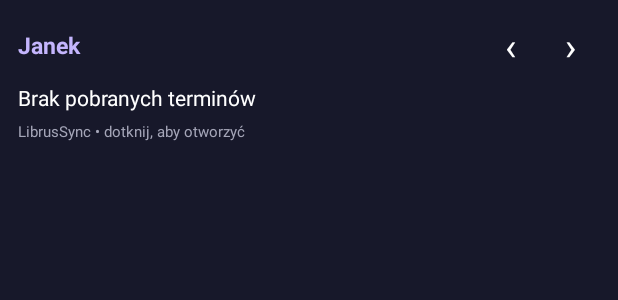
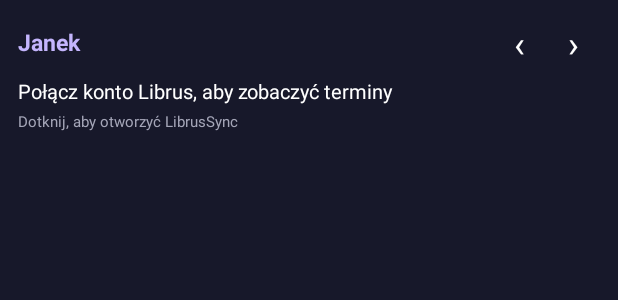
Before and after one commit to janczesko12/LibrusSync, an Android app built with Jetpack Compose: the layout widget_upcoming.xml on its own in the app's theme, with its tools: preview values and no code run, on a phone screen of 412 x 824 dp. Shown: the top 300 px of the screen. Run offline under Robolectric (Android 15) with nearby library versions, the phone set to English and light mode, and no system bars.

Commit message:
feat(android): ship full 1.0.0 app and widget

```diff
--- a/android/app/src/main/res/layout/widget_upcoming.xml
+++ b/android/app/src/main/res/layout/widget_upcoming.xml
@@ -4,14 +4,14 @@
  android:orientation="vertical" android:padding="12dp" android:background="#17182A">
  <LinearLayout android:layout_width="match_parent" android:layout_height="wrap_content" android:gravity="center_vertical" android:orientation="horizontal">
   <TextView android:id="@+id/widget_student" android:layout_width="0dp" android:layout_height="wrap_content" android:layout_weight="1" android:text="Janek" android:textColor="#C4B5FD" android:textStyle="bold" android:textSize="15sp"/>
-  <TextView android:id="@+id/widget_previous" android:layout_width="40dp" android:layout_height="36dp" android:gravity="center" android:text="‹" android:textColor="#FFFFFF" android:textSize="25sp" android:contentDescription="Poprzedni uczeń"/>
-  <TextView android:id="@+id/widget_next" android:layout_width="40dp" android:layout_height="36dp" android:gravity="center" android:text="›" android:textColor="#FFFFFF" android:textSize="25sp" android:contentDescription="Następny uczeń"/>
+  <TextView android:id="@+id/widget_previous" android:layout_width="36dp" android:layout_height="32dp" android:gravity="center" android:text="‹" android:textColor="#FFFFFF" android:textSize="24sp"/>
+  <TextView android:id="@+id/widget_next" android:layout_width="36dp" android:layout_height="32dp" android:gravity="center" android:text="›" android:textColor="#FFFFFF" android:textSize="24sp"/>
  </LinearLayout>
- <TextView android:id="@+id/widget_empty" android:layout_width="match_parent" android:layout_height="wrap_content" android:layout_marginTop="7dp" android:text="Brak pobranych terminów" android:textColor="#FFFFFF" android:textSize="14sp"/>
+ <TextView android:id="@+id/widget_empty" android:layout_width="match_parent" android:layout_height="wrap_content" android:layout_marginTop="7dp" android:text="Połącz konto Librus, aby zobaczyć terminy" android:textColor="#FFFFFF" android:textSize="13sp"/>
  <LinearLayout android:id="@+id/widget_events" android:layout_width="match_parent" android:layout_height="wrap_content" android:orientation="vertical" android:visibility="gone">
   <TextView android:id="@+id/widget_event_1" android:layout_width="match_parent" android:layout_height="wrap_content" android:paddingTop="5dp" android:textColor="#FFFFFF" android:textSize="13sp" android:maxLines="1"/>
   <TextView android:id="@+id/widget_event_2" android:layout_width="match_parent" android:layout_height="wrap_content" android:paddingTop="5dp" android:textColor="#FFFFFF" android:textSize="13sp" android:maxLines="1"/>
   <TextView android:id="@+id/widget_event_3" android:layout_width="match_parent" android:layout_height="wrap_content" android:paddingTop="5dp" android:textColor="#FFFFFF" android:textSize="13sp" android:maxLines="1"/>
  </LinearLayout>
- <TextView android:id="@+id/widget_footer" android:layout_width="match_parent" android:layout_height="wrap_content" android:layout_marginTop="6dp" android:text="LibrusSync • dotknij, aby otworzyć" android:textColor="#A5A6B8" android:textSize="10sp"/>
+ <TextView android:id="@+id/widget_footer" android:layout_width="match_parent" android:layout_height="wrap_content" android:layout_marginTop="4dp" android:text="Dotknij, aby otworzyć LibrusSync" android:textColor="#A5A6B8" android:textSize="10sp"/>
 </LinearLayout>
```
